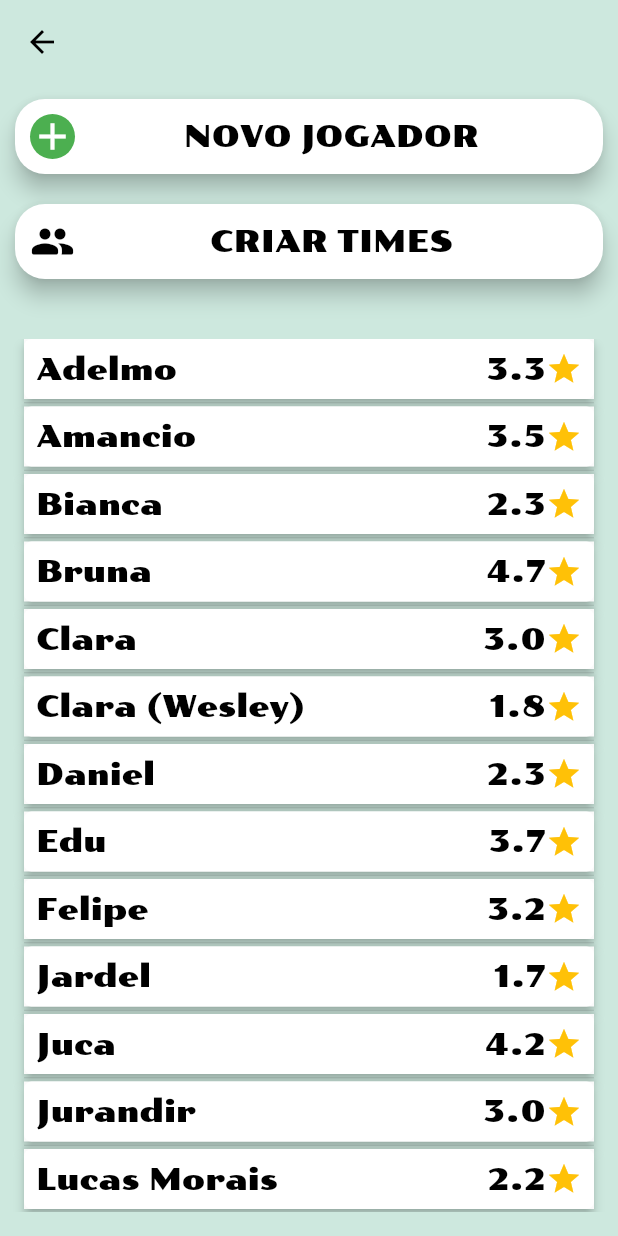
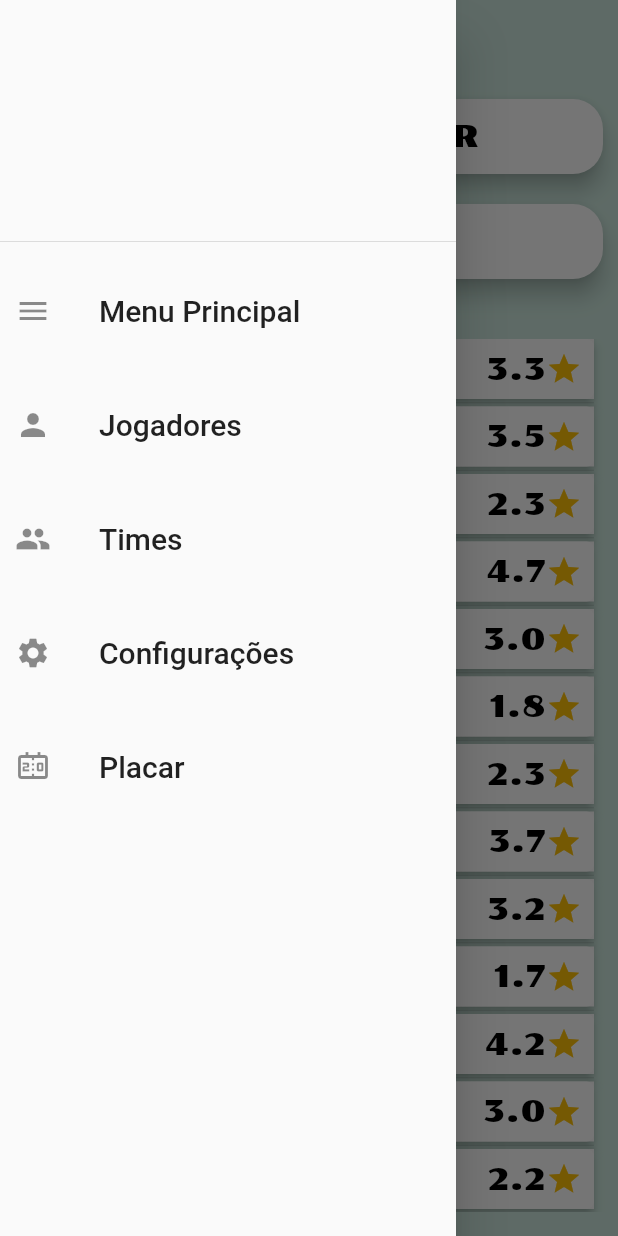
Before and after one commit to felipebma/voleizinho, a Flutter app: the PlayersScreen screen opened by its route, with the side drawer open (before the commit the screen has no drawer), on a phone screen of 412 x 824 dp. Run offline on Flutter 3.47's test engine with Material 2 defaults, Android fonts, the phone set to English and light mode, and no system bars; our stand-ins replace flutter_rating_bar, objectbox, shared_preferences; accounts and stored records are empty; generated files the repository leaves out were written again.

Commit message:
feat(Drawer): Add drawer to all screens

```diff
--- /dev/null
+++ b/lib/components/drawer.dart
@@ -0,0 +1,68 @@
+import 'package:flutter/material.dart';
+
+class CustomDrawer extends StatelessWidget {
+  const CustomDrawer({super.key});
+
+  @override
+  Widget build(BuildContext context) {
+    return Drawer(
+      child: Center(
+        child: ListView(
+          padding: EdgeInsets.zero,
+          children: [
+            if (MediaQuery.of(context).orientation == Orientation.portrait)
+              const DrawerHeader(
+                child: Text(
+                  '',
+                  style: TextStyle(
+                    color: Colors.black,
+                    fontSize: 24,
+                  ),
+                ),
+              ),
+            const DrawerTile(
+                text: "Menu Principal", icon: Icons.menu, route: "/"),
+            const DrawerTile(
+                text: "Jogadores", icon: Icons.person, route: "/players"),
+            const DrawerTile(
+                text: "Times", icon: Icons.group, route: "/teams_view"),
+            const DrawerTile(
+                text: "Configurações",
+                icon: Icons.settings,
+                route: "/settings"),
+            const DrawerTile(
+                text: "Placar",
+                icon: Icons.scoreboard_outlined,
+                route: "/scoreboard"),
+          ],
+        ),
+      ),
+    );
+  }
+}
+
+class DrawerTile extends StatelessWidget {
+  const DrawerTile(
+      {super.key, required this.text, required this.icon, required this.route});
+
+  final String text;
+  final IconData icon;
+  final String route;
+
+  @override
+  Widget build(BuildContext context) {
+    return ListTile(
+      contentPadding: const EdgeInsets.all(10),
+      leading: Icon(icon),
+      title: Text(
+        text,
+        style: const TextStyle(
+          fontSize: 20,
+        ),
+      ),
+      onTap: () {
+        Navigator.pushReplacementNamed(context, route);
+      },
+    );
+  }
+}
--- a/lib/components/edit_player_card.dart
+++ b/lib/components/edit_player_card.dart
@@ -5,7 +5,7 @@ import 'package:voleizinho/model/player.dart';
 import 'package:voleizinho/model/skills.dart';
 
 class EditPlayerCard extends StatefulWidget {
-  EditPlayerCard({
+  const EditPlayerCard({
     super.key,
     required this.onCancel,
     required this.onSave,
@@ -79,8 +79,7 @@ class _EditPlayerCardState extends State<EditPlayerCard> {
 
   @override
   Widget build(BuildContext context) {
-    return Container(
-      child: Column(
+    return Column(
       children: [
         PlayerCard(
           player: widget.player,
@@ -157,7 +156,6 @@ class _EditPlayerCardState extends State<EditPlayerCard> {
           ),
         )
       ],
-      ),
     );
   }
 }
--- a/lib/main.dart
+++ b/lib/main.dart
@@ -19,7 +19,7 @@ late ObjectBox objectBox;
 Future<void> main() async {
   WidgetsFlutterBinding.ensureInitialized();
 
-  await UserPreferences.init_user_preferences();
+  await UserPreferences.initUserPreferences();
 
   StoreRepository storeRepository = StoreRepository();
   await storeRepository.initStore();
--- a/lib/object_box.dart
+++ b/lib/object_box.dart
@@ -1,3 +1,4 @@
+// ignore: depend_on_referenced_packages
 import 'package:path/path.dart' as p;
 import 'package:path_provider/path_provider.dart';
 
--- a/lib/repositories/store_repository.dart
+++ b/lib/repositories/store_repository.dart
@@ -1,9 +1,10 @@
 import 'package:objectbox/objectbox.dart' as objectbox;
+// ignore: depend_on_referenced_packages
 import 'package:path/path.dart' as path;
 import 'package:path_provider/path_provider.dart' as path_provider;
 import 'package:voleizinho/objectbox.g.dart';
 
-/// Repository to initilialize the ObjectBox Store object
+/// Repository to initialize the ObjectBox Store object
 class StoreRepository {
   late final objectbox.Store _store;
 
--- a/lib/screens/players_screen.dart
+++ b/lib/screens/players_screen.dart
@@ -1,4 +1,5 @@
 import 'package:flutter/material.dart';
+import 'package:voleizinho/components/drawer.dart';
 import 'package:voleizinho/components/edit_player_card.dart';
 import 'package:voleizinho/components/menu_button.dart';
 import 'package:voleizinho/components/player_card.dart';
@@ -40,6 +41,7 @@ class _PlayersScreenState extends State<PlayersScreen> {
         elevation: 0,
         foregroundColor: Colors.black,
       ),
+      drawer: const CustomDrawer(),
       body: SafeArea(
         child: Padding(
           padding: const EdgeInsets.only(bottom: 16),
--- a/lib/screens/settings_screen.dart
+++ b/lib/screens/settings_screen.dart
@@ -1,4 +1,5 @@
 import 'package:flutter/material.dart';
+import 'package:voleizinho/components/drawer.dart';
 import 'package:voleizinho/model/skills.dart';
 import 'package:voleizinho/services/user_preferences.dart';
 
@@ -44,6 +45,7 @@ class _SettingsScreenState extends State<SettingsScreen> {
           elevation: 0,
           foregroundColor: Colors.black,
         ),
+        drawer: const CustomDrawer(),
         body: Center(
           child: Padding(
             padding: const EdgeInsets.all(50.0),
@@ -65,7 +67,7 @@ class _SettingsScreenState extends State<SettingsScreen> {
                 ),
                 TextButton(
                   onPressed: () {
-                    UserPreferences.update_skill_weight(weights);
+                    UserPreferences.updateSkillWeight(weights);
                     Navigator.pop(context);
                   },
                   style: TextButton.styleFrom(
--- a/lib/screens/team_creation_screen.dart
+++ b/lib/screens/team_creation_screen.dart
@@ -1,6 +1,7 @@
 import 'dart:math';
 
 import 'package:flutter/material.dart';
+import 'package:voleizinho/components/drawer.dart';
 import 'package:voleizinho/components/player_card.dart';
 import 'package:voleizinho/model/player.dart';
 import 'package:voleizinho/repositories/player_repository.dart';
@@ -111,6 +112,7 @@ class _TeamCreationScreenState extends State<TeamCreationScreen> {
         elevation: 0,
         foregroundColor: Colors.black,
       ),
+      drawer: const CustomDrawer(),
       body: Padding(
         padding: const EdgeInsets.only(bottom: 16),
         child: Center(
--- a/lib/screens/teams_view_screen.dart
+++ b/lib/screens/teams_view_screen.dart
@@ -1,4 +1,5 @@
 import 'package:flutter/material.dart';
+import 'package:voleizinho/components/drawer.dart';
 import 'package:voleizinho/components/menu_button.dart';
 import 'package:voleizinho/components/player_team_view_card.dart';
 import 'package:voleizinho/model/player.dart';
@@ -39,6 +40,7 @@ class _TeamsViewScreenState extends State<TeamsViewScreen> {
         elevation: 0,
         foregroundColor: Colors.black,
       ),
+      drawer: const CustomDrawer(),
       body: Center(
           child: Column(
         children: [
--- a/lib/services/user_preferences.dart
+++ b/lib/services/user_preferences.dart
@@ -5,9 +5,9 @@ import 'package:voleizinho/model/skills.dart';
 import 'package:voleizinho/model/team.dart';
 
 class UserPreferences {
-  static Map<Skill, int> _skillWeights = Map<Skill, int>();
+  static final Map<Skill, int> _skillWeights = <Skill, int>{};
 
-  static Future<Map<Skill, int>> init_user_preferences() async {
+  static Future<Map<Skill, int>> initUserPreferences() async {
     SharedPreferences prefs = await SharedPreferences.getInstance();
     for (Skill skill in Skill.values) {
       _skillWeights[skill] = prefs.getInt(skill.toString()) ?? 1;
@@ -15,7 +15,7 @@ class UserPreferences {
     return _skillWeights;
   }
 
-  static void update_skill_weight(Map<Skill, int> weights) async {
+  static void updateSkillWeight(Map<Skill, int> weights) async {
     SharedPreferences prefs = await SharedPreferences.getInstance();
     for (Skill skill in weights.keys) {
       prefs.setInt(skill.toString(), weights[skill] ?? 1);
```
Also changed, not shown: lib/screens/scoreboard_screen.dart (+3 -30 lines). Lines whose indentation alone changed are shown as unchanged.
